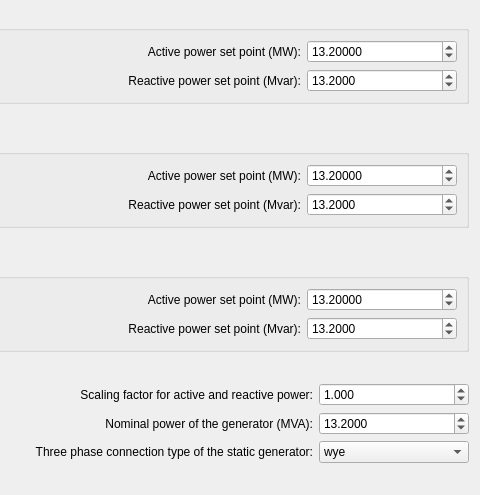
Before: the Qt Designer form src/electricalsim/ui/asgen_dialog.ui in aloytag/electrical-grid-simulator, drawn with Qt 5; both pictures show x 82 to 562 and y 0 to 495 of the 562 by 619 pixel window.
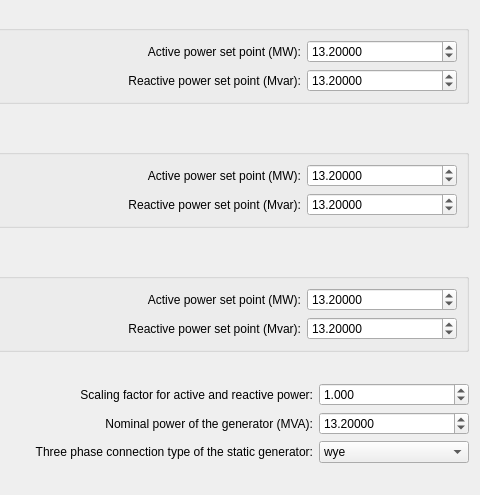
After: the same form once the commit is applied.

```diff
--- a/src/electricalsim/ui/asgen_dialog.ui
+++ b/src/electricalsim/ui/asgen_dialog.ui
@@ -118,7 +118,7 @@
            </size>
           </property>
           <property name="decimals">
-           <number>4</number>
+           <number>5</number>
           </property>
           <property name="minimum">
            <double>-5000.000000000000000</double>
@@ -247,7 +247,7 @@
            </size>
           </property>
           <property name="decimals">
-           <number>4</number>
+           <number>5</number>
           </property>
           <property name="minimum">
            <double>-5000.000000000000000</double>
@@ -376,7 +376,7 @@
            </size>
           </property>
           <property name="decimals">
-           <number>4</number>
+           <number>5</number>
           </property>
           <property name="minimum">
            <double>-5000.000000000000000</double>
@@ -499,7 +499,7 @@
         </size>
        </property>
        <property name="decimals">
-        <number>4</number>
+        <number>5</number>
        </property>
        <property name="minimum">
         <double>0.000000000000000</double>
```
